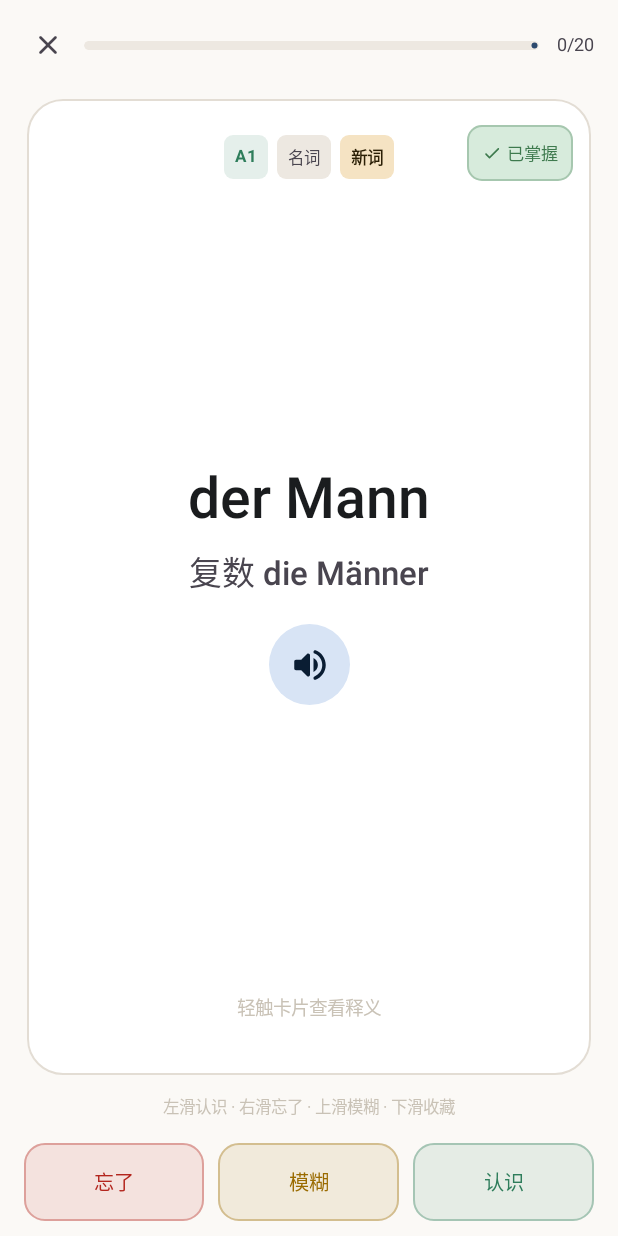
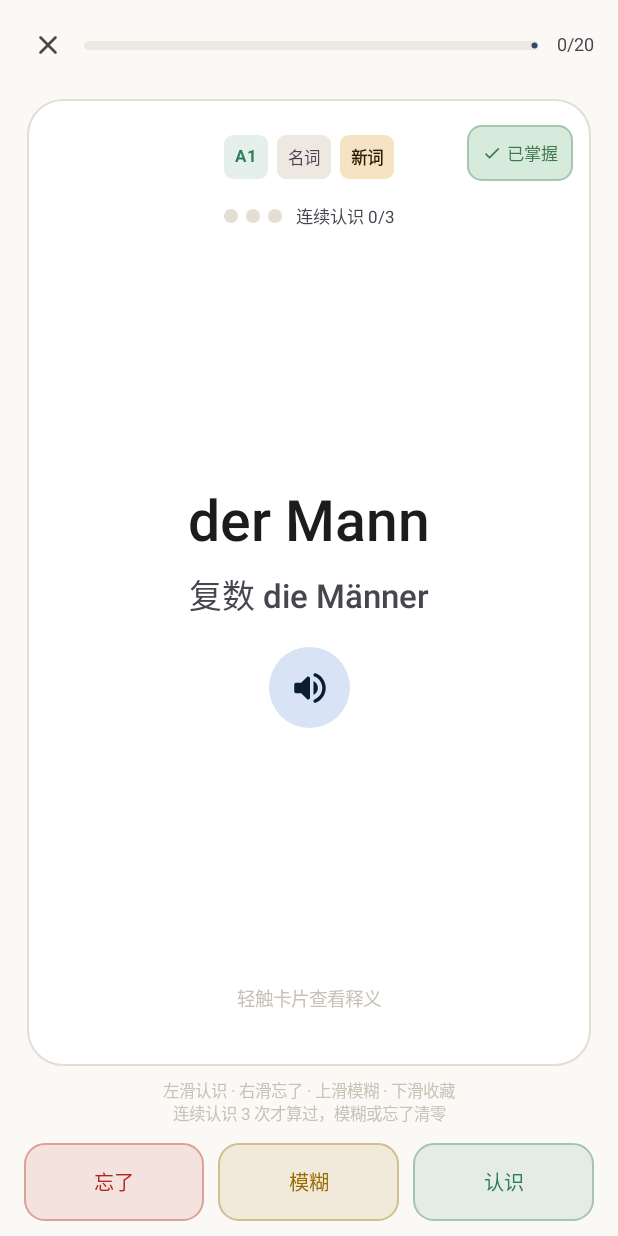
Before and after one commit to ntlaoshi/wortschatz, an Android app built with Jetpack Compose: the screen it shows after launch (MainActivity), after a tap on "学新词", on a phone screen of 412 x 824 dp. Run offline under Robolectric (Android 15) with nearby library versions, the light colour scheme and no system bars.

Commit message:
feat: 背词改为连续认识三次才算过
- 会话内按词记录连续认识次数，认识/太简单 +1，模糊/忘了清零
- 达标才计入本轮进度与拼写测试，未达标随机插回队列靠后位置
- 卡片正反面新增三个圆点 + 「连续认识 n/3」指示
- 底部手势提示补充规则说明
- SM-2 仍负责复习日期调度，与通过判定解耦

版本 1.11 (versionCode 12)

```diff
--- a/app/build.gradle.kts
+++ b/app/build.gradle.kts
@@ -23,8 +23,8 @@ android {
         applicationId = "de.wortschatz.app"
         minSdk = 26
         targetSdk = 35
-        versionCode = 11
-        versionName = "1.10"
+        versionCode = 12
+        versionName = "1.11"
         vectorDrawables { useSupportLibrary = true }
     }
 
--- a/app/src/main/java/de/wortschatz/app/AppViewModel.kt
+++ b/app/src/main/java/de/wortschatz/app/AppViewModel.kt
@@ -21,6 +21,7 @@ import de.wortschatz.app.data.WordBook
 import de.wortschatz.app.data.WordDb
 import de.wortschatz.app.data.WordWithProgress
 import de.wortschatz.app.tts.Speaker
+import kotlin.random.Random
 import kotlinx.coroutines.Dispatchers
 import kotlinx.coroutines.launch
 import kotlinx.coroutines.withContext
@@ -92,6 +93,16 @@ class AppViewModel(app: Application) : AndroidViewModel(app) {
     var sessionDone by mutableStateOf(0)
         private set
     var sessionTotal by mutableStateOf(0)
+        private set
+
+    /**
+     * 本次学习中每个词「连续认识」的次数。
+     * 只存在内存里：换一轮学习重新计，跨会话不保留。
+     */
+    private val streakMap = mutableMapOf<Long, Int>()
+
+    /** 当前卡片的连续认识次数，供卡片上的进度点使用 */
+    var currentStreak by mutableStateOf(0)
         private set
 
     /** 正在组装学习队列，用于避免切换到学习页时闪出完成页 */
@@ -323,6 +334,8 @@ class AppViewModel(app: Application) : AndroidViewModel(app) {
             if (items.isEmpty()) return@launch
             queue.clear()
             queue.addAll(items)
+            streakMap.clear()
+            currentStreak = 0
             sessionDone = 0
             sessionTotal = queue.size
             sessionWords = emptyList()
@@ -335,6 +348,7 @@ class AppViewModel(app: Application) : AndroidViewModel(app) {
     private fun nextCard() {
         val item = queue.removeFirstOrNull()
         current = item
+        currentStreak = item?.let { streakMap[it.word.id] ?: 0 } ?: 0
         if (item == null) {
             revealed = false
             refresh()
@@ -372,18 +386,41 @@ class AppViewModel(app: Application) : AndroidViewModel(app) {
                 db.saveProgress(updated)
                 db.logReview(Calendar0.todayString(), isNew)
             }
-            // 忘记的词在本轮末尾再出现一次，强化记忆
-            if (rating == Rating.AGAIN) {
-                queue.add(WordWithProgress(item.word, updated))
-                sessionTotal = sessionTotal.coerceAtLeast(sessionDone + queue.size + 1)
+
+            // 「认识」与「太简单」都算一次通过；「模糊」「忘了」把连续计数清零
+            val positive = rating == Rating.GOOD || rating == Rating.EASY
+            val streak = if (positive) (streakMap[item.word.id] ?: 0) + 1 else 0
+            streakMap[item.word.id] = streak
+
+            if (positive && streak >= PASS_STREAK) {
+                // 连续认识达标，本词才算过：移出队列，计入进度与拼写测试
+                if (sessionWords.none { it.id == item.word.id }) {
+                    sessionWords = sessionWords + item.word
+                }
+                sessionDone++
+            } else {
+                // 没达标：随机插回队列靠后的位置，隔几张卡再判一次
+                enqueueLater(WordWithProgress(item.word, updated))
             }
-            if (sessionWords.none { it.id == item.word.id }) {
-                sessionWords = sessionWords + item.word
-            }
-            sessionDone++
             revealed = false
             nextCard()
         }
+    }
+
+    /**
+     * 把未达标的词随机插回队列。
+     *
+     * 位置取在当前词之后至少隔一个的位置，避免同一张卡紧接着重复出现；
+     * 越靠后越容易再次遇到，但不固定顺序，防止靠位置记忆单词。
+     */
+    private fun enqueueLater(item: WordWithProgress) {
+        if (queue.isEmpty()) {
+            queue.add(item)
+            return
+        }
+        val min = 1.coerceAtMost(queue.size)
+        val index = min + Random.nextInt(queue.size - min + 1)
+        queue.add(index, item)
     }
 
     fun speak(text: String) = speaker.speak(text)
@@ -719,6 +756,9 @@ class AppViewModel(app: Application) : AndroidViewModel(app) {
     }
 
     companion object {
+        /** 一个词需要连续认识多少次才算通过 */
+        const val PASS_STREAK = 3
+
         private const val PREFS_NAME = "wortschatz_prefs"
         private const val KEY_LEVELS = "levels"
         private const val KEY_SESSION_SIZE = "session_size"
--- a/app/src/main/java/de/wortschatz/app/ui/SettingsScreen.kt
+++ b/app/src/main/java/de/wortschatz/app/ui/SettingsScreen.kt
@@ -723,7 +723,7 @@ fun SettingsScreen(
                     Spacer(Modifier.width(8.dp))
                     Column {
                         Text(
-                            text = "德语单词 Wortschatz 1.10",
+                            text = "德语单词 Wortschatz 1.11",
                             fontSize = 13.sp,
                             color = MaterialTheme.colorScheme.onSurface
                         )
--- a/app/src/main/java/de/wortschatz/app/ui/StudyScreen.kt
+++ b/app/src/main/java/de/wortschatz/app/ui/StudyScreen.kt
@@ -159,6 +159,7 @@ fun StudyScreen(vm: AppViewModel, onExit: () -> Unit) {
                     revealed = vm.revealed,
                     starred = vm.isStarred(current.word.id),
                     pluralStyle = vm.pluralStyle,
+                    streak = vm.currentStreak,
                     speaker = { vm.speak(it) },
                     onReveal = { vm.reveal() },
                     onRate = { vm.rate(it) },
@@ -194,6 +195,7 @@ private fun StudyCard(
     revealed: Boolean,
     starred: Boolean,
     pluralStyle: PluralStyle,
+    streak: Int,
     speaker: (String) -> Unit,
     onReveal: () -> Unit,
     onRate: (Rating) -> Unit,
@@ -322,14 +324,20 @@ private fun StudyCard(
                 label = "card",
                 modifier = Modifier.fillMaxSize()
             ) { showBack ->
-                if (showBack) BackFace(word = word, pluralStyle = pluralStyle, speaker = speaker)
-                else FrontFace(
+                if (showBack) {
+                    BackFace(
+                        word = word, pluralStyle = pluralStyle, streak = streak, speaker = speaker
+                    )
+                } else {
+                    FrontFace(
                         word = word,
                         speaker = speaker,
                         pluralStyle = pluralStyle,
+                        streak = streak,
                         isNew = item.progress.state == 0,
                         starred = starred
                     )
+                }
             }
         }
 
@@ -418,14 +426,41 @@ private fun StudyCard(
 }
 
 @Composable
+private fun StreakDots(streak: Int, modifier: Modifier = Modifier) {
+    val target = AppViewModel.PASS_STREAK
+    Row(verticalAlignment = Alignment.CenterVertically, modifier = modifier) {
+        repeat(target) { i ->
+            Box(
+                modifier = Modifier
+                    .padding(end = 5.dp)
+                    .size(9.dp)
+                    .background(
+                        color = if (i < streak) MaterialTheme.colorScheme.primary
+                        else MaterialTheme.colorScheme.outlineVariant,
+                        shape = CircleShape
+                    )
+            )
+        }
+        Spacer(Modifier.width(4.dp))
+        Text(
+            text = "连续认识 $streak/$target",
+            fontSize = 11.5.sp,
+            color = MaterialTheme.colorScheme.onSurfaceVariant
+        )
+    }
+}
+
+@Composable
 private fun SwipeHint() {
     Text(
-        text = "左滑认识 · 右滑忘了 · 上滑模糊 · 下滑收藏",
+        text = "左滑认识 · 右滑忘了 · 上滑模糊 · 下滑收藏" +
+            "\n连续认识 ${AppViewModel.PASS_STREAK} 次才算过，模糊或忘了清零",
         modifier = Modifier
             .fillMaxWidth()
             .padding(top = 2.dp, bottom = 2.dp),
         textAlign = TextAlign.Center,
         fontSize = 11.sp,
+        lineHeight = 15.sp,
         color = MaterialTheme.colorScheme.outline
     )
 }
@@ -435,6 +470,7 @@ private fun FrontFace(
     word: Word,
     speaker: (String) -> Unit,
     pluralStyle: PluralStyle,
+    streak: Int,
     isNew: Boolean,
     starred: Boolean
 ) {
@@ -480,6 +516,10 @@ private fun FrontFace(
             }
         }
 
+        // 连续认识进度：背词时随时能看到还差几次才算过
+        Spacer(Modifier.height(12.dp))
+        StreakDots(streak = streak)
+
         Spacer(Modifier.weight(1f))
 
         Text(
@@ -519,7 +559,12 @@ private fun FrontFace(
 }
 
 @Composable
-private fun BackFace(word: Word, pluralStyle: PluralStyle, speaker: (String) -> Unit) {
+private fun BackFace(
+    word: Word,
+    pluralStyle: PluralStyle,
+    streak: Int,
+    speaker: (String) -> Unit
+) {
     Column(
         modifier = Modifier
             .fillMaxSize()
@@ -549,6 +594,9 @@ private fun BackFace(word: Word, pluralStyle: PluralStyle, speaker: (String) ->
                 color = MaterialTheme.colorScheme.onSurfaceVariant
             )
         }
+
+        Spacer(Modifier.height(12.dp))
+        StreakDots(streak = streak)
 
         Spacer(Modifier.height(16.dp))
         Text(
```
Also changed, not shown: 2 other files. Lines whose indentation alone changed are shown as unchanged.
